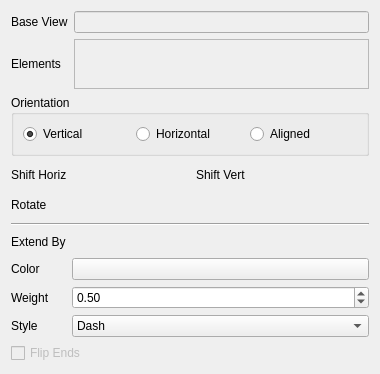
Before: the Qt Designer form src/Mod/TechDraw/Gui/TaskCenterLine.ui in berndhahnebach/All_FreeCAD, drawn with Qt 5.
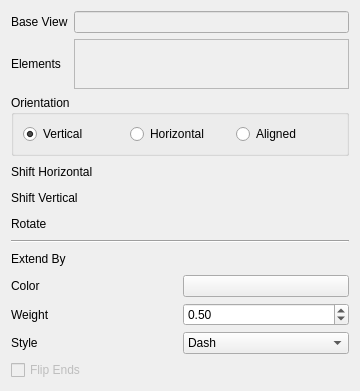
After: the same form once the commit is applied. Icons and pictures are not drawn. Custom widgets are drawn as their Qt base class.

Commit message:
[TD] fix centerline dialog
- I realized that on smaller screens the vertical space was too small and Shift Vert was hardly visible. Thus Shift Vert is now below Shift Horiz:

```diff
--- a/src/Mod/TechDraw/Gui/TaskCenterLine.ui
+++ b/src/Mod/TechDraw/Gui/TaskCenterLine.ui
@@ -9,8 +9,8 @@
    <rect>
     <x>0</x>
     <y>0</y>
-    <width>380</width>
-    <height>374</height>
+    <width>360</width>
+    <height>385</height>
    </rect>
   </property>
   <property name="sizePolicy">
@@ -150,18 +150,50 @@
     </widget>
    </item>
    <item>
-    <layout class="QGridLayout" name="gridLayout_3" columnstretch="0,3,0,3">
+    <layout class="QGridLayout" name="gridLayout_2">
      <item row="0" column="0">
       <widget class="QLabel" name="label_7">
        <property name="text">
-        <string>Shift Horiz</string>
+        <string>Shift Horizontal</string>
        </property>
       </widget>
      </item>
-     <item row="0" column="2">
+     <item row="0" column="1">
+      <widget class="Gui::QuantitySpinBox" name="qsbHorizShift" native="true">
+       <property name="minimumSize">
+        <size>
+         <width>0</width>
+         <height>20</height>
+        </size>
+       </property>
+       <property name="toolTip">
+        <string>Move line -Left or +Right</string>
+       </property>
+       <property name="unit" stdset="0">
+        <string notr="true"/>
+       </property>
+      </widget>
+     </item>
+     <item row="1" column="0">
       <widget class="QLabel" name="label_8">
        <property name="text">
-        <string>Shift Vert</string>
+        <string>Shift Vertical</string>
+       </property>
+      </widget>
+     </item>
+     <item row="1" column="1">
+      <widget class="Gui::QuantitySpinBox" name="qsbVertShift" native="true">
+       <property name="minimumSize">
+        <size>
+         <width>0</width>
+         <height>20</height>
+        </size>
+       </property>
+       <property name="toolTip">
+        <string>Move line +Up or -Down</string>
+       </property>
+       <property name="unit" stdset="0">
+        <string notr="true"/>
        </property>
       </widget>
      </item>
@@ -191,32 +223,6 @@
        </property>
       </widget>
      </item>
-     <item row="0" column="3">
-      <widget class="Gui::QuantitySpinBox" name="qsbVertShift" native="true">
-       <property name="toolTip">
-        <string>Move line +Up or -Down</string>
-       </property>
-       <property name="unit" stdset="0">
-        <string notr="true"/>
-       </property>
-      </widget>
-     </item>
-     <item row="0" column="1">
-      <widget class="Gui::QuantitySpinBox" name="qsbHorizShift" native="true">
-       <property name="minimumSize">
-        <size>
-         <width>0</width>
-         <height>20</height>
-        </size>
-       </property>
-       <property name="toolTip">
-        <string>Move line -Left or +Right</string>
-       </property>
-       <property name="unit" stdset="0">
-        <string notr="true"/>
-       </property>
-      </widget>
-     </item>
     </layout>
    </item>
    <item>
@@ -227,18 +233,41 @@
     </widget>
    </item>
    <item>
-    <layout class="QFormLayout" name="formLayout">
-     <property name="fieldGrowthPolicy">
-      <enum>QFormLayout::AllNonFixedFieldsGrow</enum>
-     </property>
-     <item row="2" column="0">
+    <layout class="QGridLayout" name="gridLayout_3">
+     <item row="0" column="0">
+      <widget class="QLabel" name="label_3">
+       <property name="text">
+        <string>Extend By</string>
+       </property>
+      </widget>
+     </item>
+     <item row="0" column="1">
+      <widget class="Gui::QuantitySpinBox" name="qsbExtend" native="true">
+       <property name="minimumSize">
+        <size>
+         <width>0</width>
+         <height>20</height>
+        </size>
+       </property>
+       <property name="toolTip">
+        <string>Make the line a little longer.</string>
+       </property>
+       <property name="unit" stdset="0">
+        <string>mm</string>
+       </property>
+       <property name="value" stdset="0">
+        <double>3.000000000000000</double>
+       </property>
+      </widget>
+     </item>
+     <item row="1" column="0">
       <widget class="QLabel" name="label">
        <property name="text">
         <string>Color</string>
        </property>
       </widget>
      </item>
-     <item row="2" column="1">
+     <item row="1" column="1">
       <widget class="Gui::ColorButton" name="cpLineColor">
        <property name="color" stdset="0">
         <color>
@@ -249,14 +278,14 @@
        </property>
       </widget>
      </item>
-     <item row="3" column="0">
+     <item row="2" column="0">
       <widget class="QLabel" name="label_5">
        <property name="text">
         <string>Weight</string>
        </property>
       </widget>
      </item>
-     <item row="3" column="1">
+     <item row="2" column="1">
       <widget class="QDoubleSpinBox" name="dsbWeight">
        <property name="singleStep">
         <double>0.100000000000000</double>
@@ -266,14 +295,14 @@
        </property>
       </widget>
      </item>
-     <item row="4" column="0">
+     <item row="3" column="0">
       <widget class="QLabel" name="label_6">
        <property name="text">
         <string>Style</string>
        </property>
       </widget>
      </item>
-     <item row="4" column="1">
+     <item row="3" column="1">
       <widget class="QComboBox" name="cboxStyle">
        <property name="currentIndex">
         <number>1</number>
@@ -325,32 +354,6 @@
        </item>
       </widget>
      </item>
-     <item row="1" column="0">
-      <widget class="QLabel" name="label_3">
-       <property name="text">
-        <string>Extend By</string>
-       </property>
-      </widget>
-     </item>
-     <item row="1" column="1">
-      <widget class="Gui::QuantitySpinBox" name="qsbExtend" native="true">
-       <property name="minimumSize">
-        <size>
-         <width>0</width>
-         <height>20</height>
-        </size>
-       </property>
-       <property name="toolTip">
-        <string>Make the line a little longer.</string>
-       </property>
-       <property name="unit" stdset="0">
-        <string>mm</string>
-       </property>
-       <property name="value" stdset="0">
-        <double>3.000000000000000</double>
-       </property>
-      </widget>
-     </item>
     </layout>
    </item>
    <item>
```
